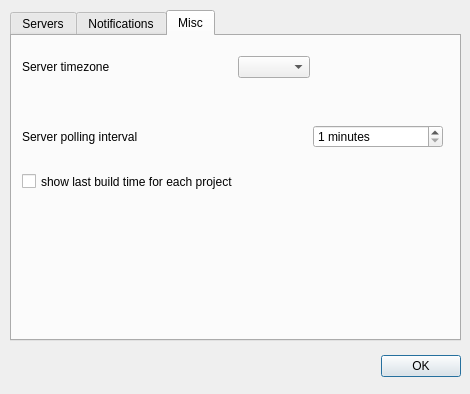
Qt form data/preferences.ui (anaynayak/buildnotify) before a commit.
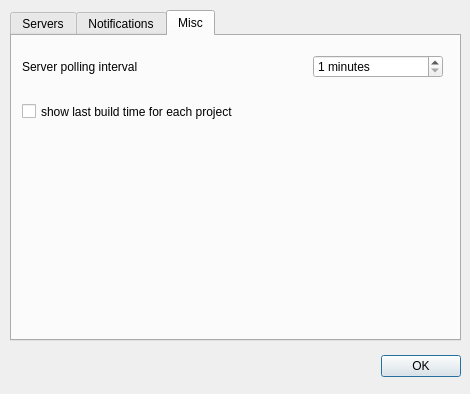
The same form after that commit. The open tabs and pages were chosen to show the change.

Commit message: Moved timezone to server specific config.

The edit to the form file:
```diff
--- a/data/preferences.ui
+++ b/data/preferences.ui
@@ -265,7 +265,7 @@
      <property name="geometry">
       <rect>
        <x>10</x>
-       <y>130</y>
+       <y>60</y>
        <width>351</width>
        <height>31</height>
       </rect>
@@ -274,64 +274,11 @@
       <string>show last build time for each project</string>
      </property>
     </widget>
-    <widget class="QWidget" name="layoutWidget">
-     <property name="geometry">
-      <rect>
-       <x>10</x>
-       <y>20</y>
-       <width>421</width>
-       <height>41</height>
-      </rect>
-     </property>
-     <layout class="QHBoxLayout" name="horizontalLayout">
-      <property name="sizeConstraint">
-       <enum>QLayout::SetFixedSize</enum>
-      </property>
-      <item>
-       <widget class="QLabel" name="timezoneLabel">
-        <property name="sizePolicy">
-         <sizepolicy hsizetype="Minimum" vsizetype="Preferred">
-          <horstretch>0</horstretch>
-          <verstretch>0</verstretch>
-         </sizepolicy>
-        </property>
-        <property name="minimumSize">
-         <size>
-          <width>210</width>
-          <height>0</height>
-         </size>
-        </property>
-        <property name="text">
-         <string>Server timezone</string>
-        </property>
-        <property name="buddy">
-         <cstring>timezoneList</cstring>
-        </property>
-       </widget>
-      </item>
-      <item>
-       <widget class="QComboBox" name="timezoneList">
-        <property name="sizePolicy">
-         <sizepolicy hsizetype="Expanding" vsizetype="Fixed">
-          <horstretch>0</horstretch>
-          <verstretch>0</verstretch>
-         </sizepolicy>
-        </property>
-        <property name="maximumSize">
-         <size>
-          <width>200</width>
-          <height>16777215</height>
-         </size>
-        </property>
-       </widget>
-      </item>
-     </layout>
-    </widget>
     <widget class="QWidget" name="horizontalLayoutWidget">
      <property name="geometry">
       <rect>
        <x>10</x>
-       <y>80</y>
+       <y>10</y>
        <width>421</width>
        <height>41</height>
       </rect>
```
The commit also changes 8 other files.
